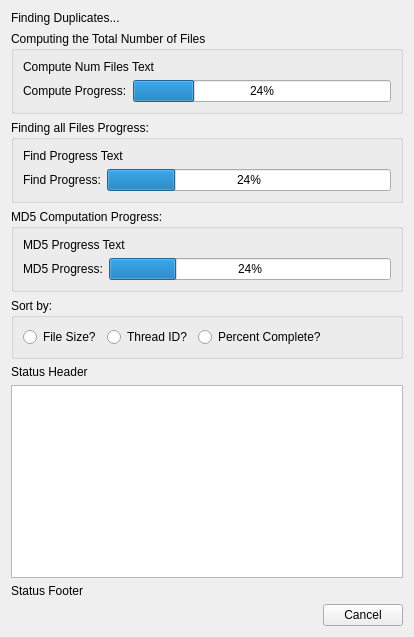
The window that MainWindow/ProgressDlg.ui (towel42-com/FindDupe) describes before a commit, drawn with Qt 5.
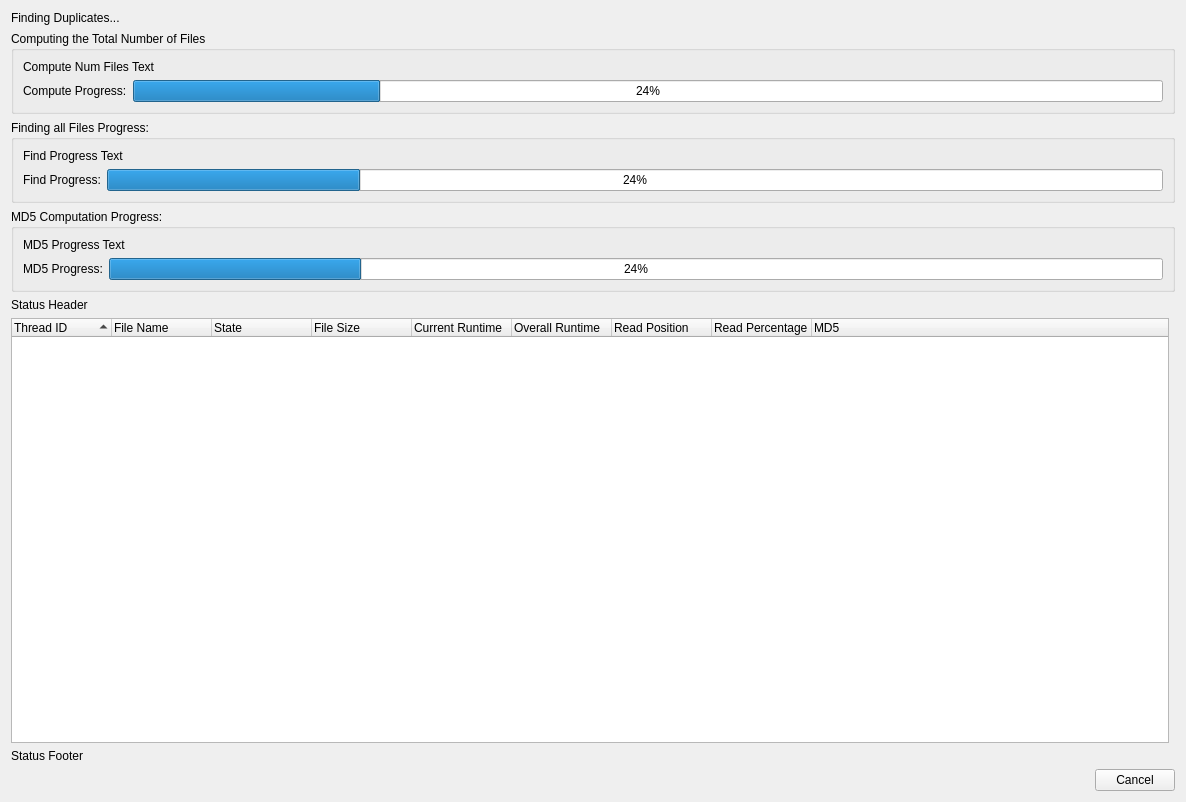
The same window after the commit.

What changed in the file:
```diff
--- a/MainWindow/ProgressDlg.ui
+++ b/MainWindow/ProgressDlg.ui
@@ -6,120 +6,88 @@
    <rect>
     <x>0</x>
     <y>0</y>
-    <width>414</width>
-    <height>637</height>
+    <width>1186</width>
+    <height>802</height>
    </rect>
   </property>
   <property name="windowTitle">
    <string>Progress</string>
   </property>
   <layout class="QGridLayout" name="gridLayout">
-   <item row="4" column="0" colspan="2">
-    <widget class="QGroupBox" name="sortGroup">
-     <property name="title">
-      <string>Sort by:</string>
-     </property>
-     <layout class="QHBoxLayout" name="horizontalLayout">
-      <item>
-       <widget class="QRadioButton" name="sortByFileSize">
-        <property name="text">
-         <string>File Size?</string>
-        </property>
-       </widget>
-      </item>
-      <item>
-       <widget class="QRadioButton" name="sortByThreadID">
-        <property name="text">
-         <string>Thread ID?</string>
-        </property>
-       </widget>
-      </item>
-      <item>
-       <widget class="QRadioButton" name="sortByPercentComplete">
-        <property name="text">
-         <string>Percent Complete?</string>
-        </property>
-       </widget>
-      </item>
-      <item>
-       <spacer name="horizontalSpacer">
-        <property name="orientation">
-         <enum>Qt::Horizontal</enum>
-        </property>
-        <property name="sizeHint" stdset="0">
-         <size>
-          <width>40</width>
-          <height>20</height>
-         </size>
-        </property>
-       </spacer>
-      </item>
-     </layout>
-    </widget>
-   </item>
-   <item row="7" column="0">
+   <item row="6" column="0">
     <widget class="QLabel" name="statusFooter">
      <property name="text">
       <string>Status Footer</string>
      </property>
     </widget>
    </item>
-   <item row="6" column="0" colspan="2">
-    <widget class="QTextEdit" name="status">
-     <property name="sizePolicy">
-      <sizepolicy hsizetype="Expanding" vsizetype="MinimumExpanding">
-       <horstretch>0</horstretch>
-       <verstretch>0</verstretch>
-      </sizepolicy>
+   <item row="8" column="0" colspan="2">
+    <widget class="QDialogButtonBox" name="buttonBox">
+     <property name="standardButtons">
+      <set>QDialogButtonBox::StandardButton::Cancel</set>
      </property>
-     <property name="lineWrapMode">
-      <enum>QTextEdit::NoWrap</enum>
+    </widget>
+   </item>
+   <item row="0" column="0" colspan="2">
+    <widget class="QLabel" name="mainLabel">
+     <property name="text">
+      <string>Finding Duplicates...</string>
      </property>
-     <property name="readOnly">
+    </widget>
+   </item>
+   <item row="5" column="0">
+    <widget class="QTreeWidget" name="status">
+     <property name="sortingEnabled">
       <bool>true</bool>
      </property>
+     <column>
+      <property name="text">
+       <string>Thread ID</string>
+      </property>
+     </column>
+     <column>
+      <property name="text">
+       <string>File Name</string>
+      </property>
+     </column>
+     <column>
+      <property name="text">
+       <string>State</string>
+      </property>
+     </column>
+     <column>
+      <property name="text">
+       <string>File Size</string>
+      </property>
+     </column>
+     <column>
+      <property name="text">
+       <string>Current Runtime</string>
+      </property>
+     </column>
+     <column>
+      <property name="text">
+       <string>Overall Runtime</string>
+      </property>
+     </column>
+     <column>
+      <property name="text">
+       <string>Read Position</string>
+      </property>
+     </column>
+     <column>
+      <property name="text">
+       <string>Read Percentage</string>
+      </property>
+     </column>
+     <column>
+      <property name="text">
+       <string>MD5</string>
+      </property>
+     </column>
     </widget>
    </item>
-   <item row="2" column="0" colspan="2">
-    <widget class="QGroupBox" name="findGroup">
-     <property name="title">
-      <string>Finding all Files Progress:</string>
-     </property>
-     <layout class="QGridLayout" name="gridLayout_2">
-      <item row="1" column="0">
-       <widget class="QLabel" name="findLabel">
-        <property name="sizePolicy">
-         <sizepolicy hsizetype="Maximum" vsizetype="Preferred">
-          <horstretch>0</horstretch>
-          <verstretch>0</verstretch>
-         </sizepolicy>
-        </property>
-        <property name="text">
-         <string>Find Progress:</string>
-        </property>
-       </widget>
-      </item>
-      <item row="0" column="0" colspan="2">
-       <widget class="QLabel" name="findText">
-        <property name="text">
-         <string>Find Progress Text</string>
-        </property>
-        <property name="textFormat">
-         <enum>Qt::AutoText</enum>
-        </property>
-       </widget>
-      </item>
-      <item row="1" column="1">
-       <widget class="QProgressBar" name="findProgress">
-        <property name="value">
-         <number>24</number>
-        </property>
-       </widget>
-      </item>
-     </layout>
-    </widget>
-   </item>
-   <item row="5" column="0" colspan="2">
+   <item row="4" column="0" colspan="2">
     <widget class="QLabel" name="statusHeader">
      <property name="text">
       <string>Status Header</string>
@@ -186,18 +154,43 @@
      </layout>
     </widget>
    </item>
-   <item row="0" column="0" colspan="2">
-    <widget class="QLabel" name="mainLabel">
-     <property name="text">
-      <string>Finding Duplicates...</string>
+   <item row="2" column="0" colspan="2">
+    <widget class="QGroupBox" name="findGroup">
+     <property name="title">
+      <string>Finding all Files Progress:</string>
      </property>
-    </widget>
-   </item>
-   <item row="9" column="0" colspan="2">
-    <widget class="QDialogButtonBox" name="buttonBox">
-     <property name="standardButtons">
-      <set>QDialogButtonBox::Cancel</set>
-     </property>
+     <layout class="QGridLayout" name="gridLayout_2">
+      <item row="1" column="0">
+       <widget class="QLabel" name="findLabel">
+        <property name="sizePolicy">
+         <sizepolicy hsizetype="Maximum" vsizetype="Preferred">
+          <horstretch>0</horstretch>
+          <verstretch>0</verstretch>
+         </sizepolicy>
+        </property>
+        <property name="text">
+         <string>Find Progress:</string>
+        </property>
+       </widget>
+      </item>
+      <item row="0" column="0" colspan="2">
+       <widget class="QLabel" name="findText">
+        <property name="text">
+         <string>Find Progress Text</string>
+        </property>
+        <property name="textFormat">
+         <enum>Qt::TextFormat::AutoText</enum>
+        </property>
+       </widget>
+      </item>
+      <item row="1" column="1">
+       <widget class="QProgressBar" name="findProgress">
+        <property name="value">
+         <number>24</number>
+        </property>
+       </widget>
+      </item>
+     </layout>
     </widget>
    </item>
   </layout>
```
Left out of the diff: 5 changed lines with no effect on the pictures.
